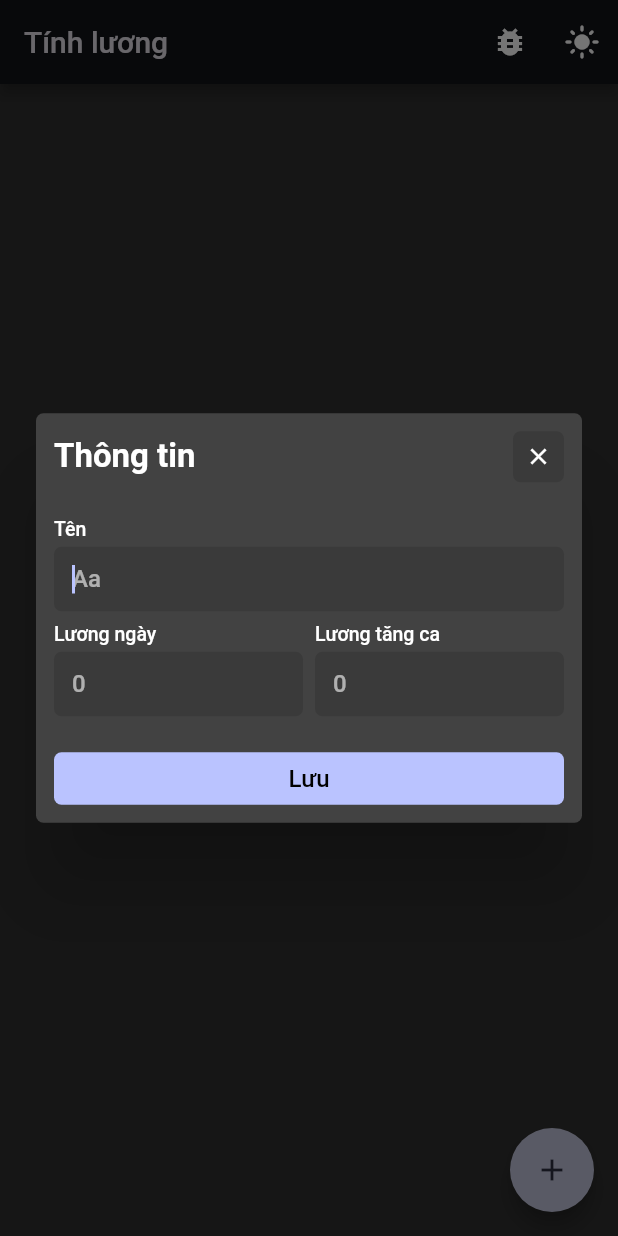
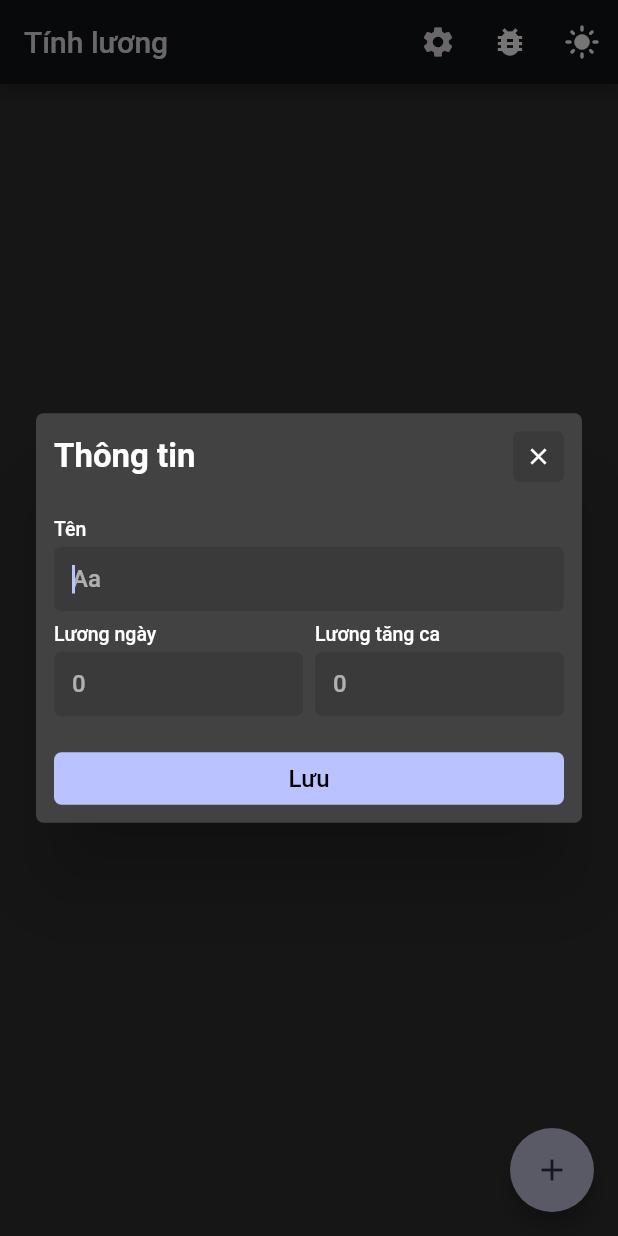
Before and after one commit to khduy/sieu_cap_tinh_luong, a Flutter app: the screen it shows after launch, after a tap on the "dark mode" icon, after a tap on the "add" icon, on a phone screen of 412 x 824 dp. Run offline on Flutter 3.47's test engine with Material 3 defaults, Android fonts, the phone set to English and light mode, and no system bars; our stand-ins replace bot_toast, equatable, flutter_bloc, flutter_spinkit, google_generative_ai, hive and 4 more; missing offline and left inert: dart:html; accounts and stored records are empty.

Commit message:
Add edition settings and dynamic edition selection

```diff
--- a/lib/config/constant/constant.dart
+++ b/lib/config/constant/constant.dart
@@ -1,7 +1,9 @@
-const kWorkerBoxName = 'workers';
-const kDarkModeBoxName = 'dark_mode';
-const kLogBoxName = 'logger';
-const kDarkModeKey = 'enable';
+const String kWorkerBoxName = 'workers';
+const String kDarkModeBoxName = 'darkMode';
+const String kDarkModeKey = 'isDarkMode';
+const String kLogBoxName = 'logs';
+const String kEditionBoxName = 'edition';
+const String kEditionKey = 'currentEdition';
 
 /// Gemini API key from environment variables
 // ignore: constant_identifier_names
--- a/lib/feature/home/home.dart
+++ b/lib/feature/home/home.dart
@@ -5,6 +5,7 @@ import '../../config/constant/constant.dart';
 import '../../model/worker.dart';
 import '../../widgets/dialog.dart';
 import '../../widgets/grid_item.dart';
+import '../../widgets/edition_settings.dart';
 import '../log/log_page.dart';
 import '../working_days/working_days.dart';
 
@@ -22,7 +23,10 @@ class HomePage extends StatelessWidget {
       appBar: AppBar(
         title: const Text('Tính lương'),
         actions: [
+          const EditionSettings(),
           IconButton(
+            splashRadius: 22,
+            splashColor: Colors.transparent,
             icon: const Icon(
               Icons.bug_report,
               color: Colors.white,
--- a/lib/feature/result/result_page.dart
+++ b/lib/feature/result/result_page.dart
@@ -40,7 +40,7 @@ class _ResultPageState extends State<ResultPage> {
   initState() {
     super.initState();
 
-    if (edition == Edition.mama) {
+    if (currentEdition == Edition.mama) {
       for (var day in widget.worker.workingDays) {
         if (day.totalWorkingHour >= 8) {
           totalWorkingDay += 1;
--- a/lib/model/working_day.dart
+++ b/lib/model/working_day.dart
@@ -28,7 +28,7 @@ class WorkingDay extends HiveObject with EquatableMixin {
   double get totalWorkingHour => timeOut - timeIn - (hasBreak ? 1 : 0);
 
   double get calculateOvertime {
-    if (edition == Edition.mama) {
+    if (currentEdition == Edition.mama) {
       return totalWorkingHour >= 8 ? totalWorkingHour - 8 : totalWorkingHour - 4;
     } else {
       return totalWorkingHour - 8;
--- a/lib/widgets/dismissible_tile.dart
+++ b/lib/widgets/dismissible_tile.dart
@@ -58,7 +58,7 @@ class DismissibleTile extends StatelessWidget {
   }
 
   String handleResult(WorkingDay workingDay) {
-    if (edition == Edition.mama) {
+    if (currentEdition == Edition.mama) {
       final prefix = workingDay.totalWorkingHour >= 8 ? '+' : '-';
 
       double overTime = workingDay.calculateOvertime;
--- /dev/null
+++ b/lib/widgets/edition_settings.dart
@@ -0,0 +1,37 @@
+import 'package:flutter/material.dart';
+import 'package:hive_flutter/hive_flutter.dart';
+
+import '../config/constant/constant.dart';
+import '../main.dart';
+
+class EditionSettings extends StatelessWidget {
+  const EditionSettings({Key? key}) : super(key: key);
+
+  @override
+  Widget build(BuildContext context) {
+    return ValueListenableBuilder<Box<String>>(
+      valueListenable: Hive.box<String>(kEditionBoxName).listenable(),
+      builder: (context, box, _) {
+        final currentEdition = box.get(kEditionKey)?.toEdition() ?? Edition.di4;
+        return PopupMenuButton<Edition>(
+          icon: const Icon(Icons.settings),
+          initialValue: currentEdition,
+          tooltip: 'Chọn phiên bản',
+          onSelected: (Edition edition) {
+            box.put(kEditionKey, edition.toStorageString());
+          },
+          itemBuilder: (BuildContext context) => <PopupMenuEntry<Edition>>[
+            const PopupMenuItem<Edition>(
+              value: Edition.mama,
+              child: Text('Phiên bản Mama'),
+            ),
+            const PopupMenuItem<Edition>(
+              value: Edition.di4,
+              child: Text('Phiên bản Di 4'),
+            ),
+          ],
+        );
+      },
+    );
+  }
+}
```
Also changed, not shown: lib/main.dart (+18 -2 lines).
